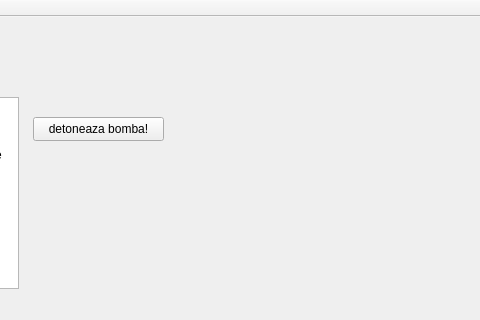
Above: ProiectMC/Client/include/MainWindow.ui from Aleee2601/ProjectMCpp before the change; both pictures show x 257 to 737 and y 0 to 320 of the 737 by 564 pixel window. Below: the same form after it.
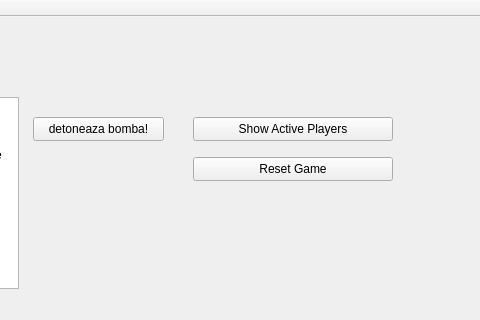
That is the form after the change.

Commit message: Add buttons for bomb detonation, active players and game reset

The edit to the form file:
```diff
--- a/ProiectMC/Client/include/MainWindow.ui
+++ b/ProiectMC/Client/include/MainWindow.ui
@@ -63,7 +63,38 @@
      <string>TextLabel</string>
     </property>
    </widget>
-  </widget>
+
+			<!-- Show Active Players Button -->
+			<widget class="QPushButton" name="showActivePlayersButton">
+				<property name="geometry">
+					<rect>
+						<x>450</x>
+						<y>100</y>
+						<width>200</width>
+						<height>24</height>
+					</rect>
+				</property>
+				<property name="text">
+					<string>Show Active Players</string>
+				</property>
+			</widget>
+
+			<!-- Reset Game Button -->
+			<widget class="QPushButton" name="resetGameButton">
+				<property name="geometry">
+					<rect>
+						<x>450</x>
+						<y>140</y>
+						<width>200</width>
+						<height>24</height>
+					</rect>
+				</property>
+				<property name="text">
+					<string>Reset Game</string>
+				</property>
+			</widget>
+		</widget>
+
   <widget class="QMenuBar" name="menuBar">
    <property name="geometry">
     <rect>
```
Left out of the diff: 9 changed lines with no effect on the pictures. Lines whose indentation alone changed are shown as unchanged. The commit also changes 2 other files.
